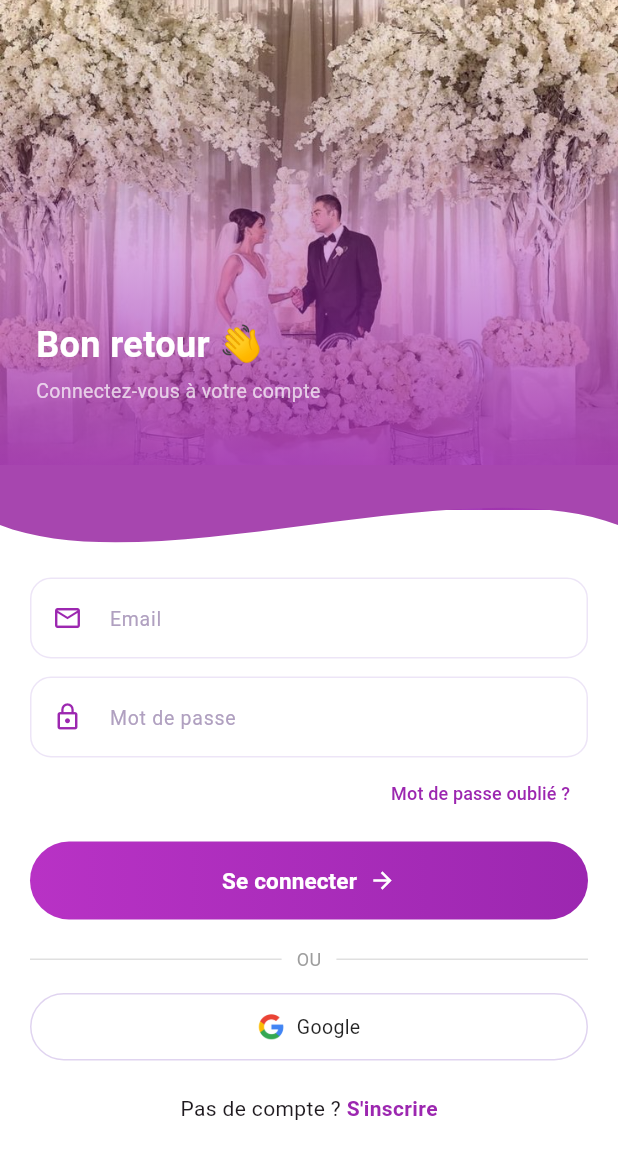
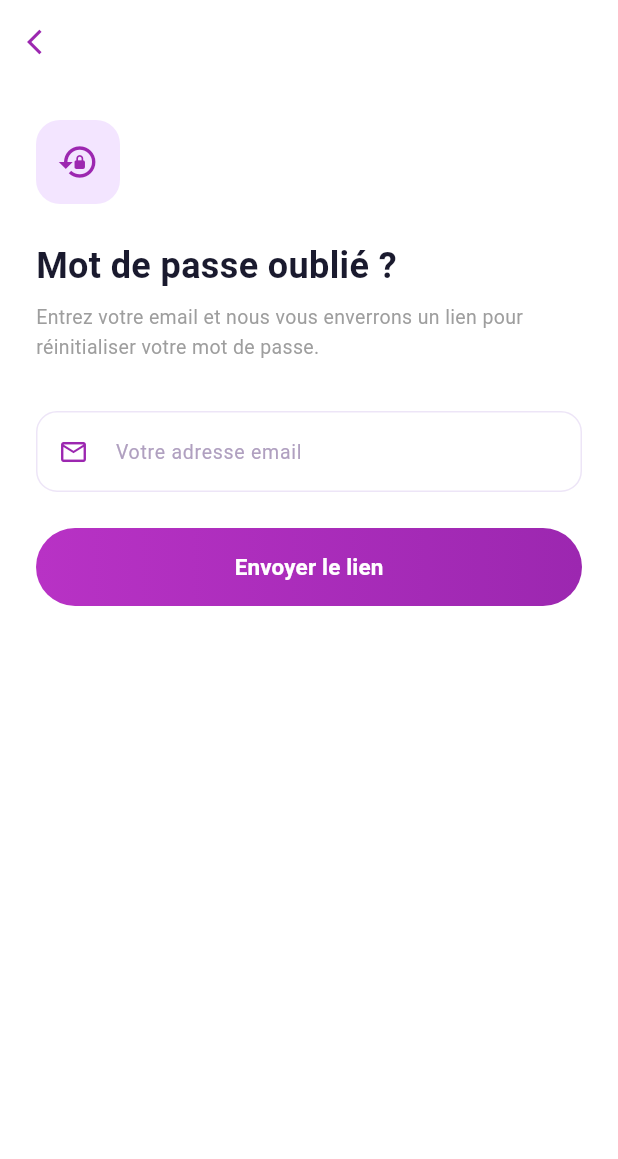
Before and after one commit to MBarekadem/event-planner, a Flutter app: the AuthScreen screen opened by its route, after a tap on "Mot de passe oublié ?", on a phone screen of 412 x 824 dp. Shown: the top 1159 px of the screen. Run offline on Flutter 3.47's test engine with Material 3 defaults, Android fonts, the phone set to English and light mode, and no system bars; our stand-ins replace flutter_map, google_fonts, image_picker, latlong2, shared_preferences; accounts and stored records are empty.

Commit message:
mot de passe oblier

```diff
--- a/mobile/lib/screens/auth_screen.dart
+++ b/mobile/lib/screens/auth_screen.dart
@@ -10,7 +10,7 @@
 import 'home_screen.dart';
 import 'package:http/http.dart' as http;
 import 'dart:convert';
-
+import 'forgot_password_screen.dart';
 class AuthScreen extends StatefulWidget {
   const AuthScreen({super.key});
   @override
@@ -321,12 +321,14 @@
                   Align(
                     alignment: Alignment.centerRight,
                     child: TextButton(
-                      onPressed: () {},
-                      child: const Text(
-                        "Mot de passe oublié ?",
-                        style: TextStyle(color: primary, fontSize: 12),
-                      ),
-                    ),
+  onPressed: () => Navigator.push(
+    context,
+    MaterialPageRoute(
+      builder: (_) => const ForgotPasswordScreen(),
+    ),
+  ),
+  child: const Text("Mot de passe oublié ?"),
+),
                   ),
                   const SizedBox(height: 8),
                   _gradientButton("Se connecter", _handleLogin),
--- /dev/null
+++ b/mobile/lib/screens/forgot_password_screen.dart
@@ -0,0 +1,208 @@
+import 'package:flutter/material.dart';
+import 'package:http/http.dart' as http;
+import 'dart:convert';
+
+class ForgotPasswordScreen extends StatefulWidget {
+  const ForgotPasswordScreen({super.key});
+  @override
+  State<ForgotPasswordScreen> createState() => _ForgotPasswordScreenState();
+}
+
+class _ForgotPasswordScreenState extends State<ForgotPasswordScreen> {
+  static const Color primary = Color(0xFF9C27B0);
+  final _emailCtrl = TextEditingController();
+  bool _isLoading = false;
+  bool _emailSent = false;
+
+  Future<void> _sendResetEmail() async {
+    if (_emailCtrl.text.trim().isEmpty) {
+      _showSnack("Veuillez entrer votre email");
+      return;
+    }
+    setState(() => _isLoading = true);
+
+    try {
+      final res = await http.post(
+        Uri.parse('http://localhost:5000/api/users/forgot-password'),
+        headers: {'Content-Type': 'application/json'},
+        body: jsonEncode({'email': _emailCtrl.text.trim()}),
+      );
+
+      final data = jsonDecode(res.body);
+
+      if (res.statusCode == 200) {
+        setState(() => _emailSent = true);
+      } else {
+        _showSnack(data['message'] ?? "Erreur");
+      }
+    } catch (e) {
+      _showSnack("Impossible de contacter le serveur");
+    }
+
+    setState(() => _isLoading = false);
+  }
+
+  void _showSnack(String msg) {
+    ScaffoldMessenger.of(context).showSnackBar(
+      SnackBar(
+        content: Text(msg),
+        backgroundColor: Colors.red.shade600,
+        behavior: SnackBarBehavior.floating,
+        shape: RoundedRectangleBorder(borderRadius: BorderRadius.circular(12)),
+      ),
+    );
+  }
+
+  @override
+  Widget build(BuildContext context) {
+    return Scaffold(
+      backgroundColor: Colors.white,
+      appBar: AppBar(
+        backgroundColor: Colors.white,
+        elevation: 0,
+        leading: IconButton(
+          icon: const Icon(Icons.arrow_back_ios, color: primary, size: 20),
+          onPressed: () => Navigator.pop(context),
+        ),
+      ),
+      body: Padding(
+        padding: const EdgeInsets.all(24),
+        child: _emailSent ? _successView() : _formView(),
+      ),
+    );
+  }
+
+  Widget _formView() {
+    return Column(
+      crossAxisAlignment: CrossAxisAlignment.start,
+      children: [
+        Container(
+          width: 56,
+          height: 56,
+          decoration: BoxDecoration(
+            color: const Color(0xFFF3E5FF),
+            borderRadius: BorderRadius.circular(16),
+          ),
+          child: const Icon(Icons.lock_reset, color: primary, size: 28),
+        ),
+        const SizedBox(height: 24),
+        const Text(
+          "Mot de passe oublié ?",
+          style: TextStyle(
+            fontSize: 24,
+            fontWeight: FontWeight.bold,
+            color: Color(0xFF1A1A2E),
+          ),
+        ),
+        const SizedBox(height: 8),
+        const Text(
+          "Entrez votre email et nous vous enverrons un lien pour réinitialiser votre mot de passe.",
+          style: TextStyle(color: Colors.grey, fontSize: 13, height: 1.5),
+        ),
+        const SizedBox(height: 32),
+        Container(
+          decoration: BoxDecoration(
+            color: Colors.white,
+            borderRadius: BorderRadius.circular(14),
+            border: Border.all(color: const Color(0xFFEDE5F7)),
+          ),
+          child: TextField(
+            controller: _emailCtrl,
+            keyboardType: TextInputType.emailAddress,
+            decoration: const InputDecoration(
+              prefixIcon: Icon(Icons.email_outlined, color: primary, size: 20),
+              hintText: "Votre adresse email",
+              hintStyle: TextStyle(color: Color(0xFFB0A0C0), fontSize: 13),
+              border: InputBorder.none,
+              contentPadding: EdgeInsets.symmetric(vertical: 14),
+            ),
+          ),
+        ),
+        const SizedBox(height: 24),
+        SizedBox(
+          width: double.infinity,
+          height: 52,
+          child: DecoratedBox(
+            decoration: BoxDecoration(
+              borderRadius: BorderRadius.circular(30),
+              gradient: const LinearGradient(
+                colors: [Color(0xFFB832C5), Color(0xFF9C27B0)],
+              ),
+            ),
+            child: ElevatedButton(
+              onPressed: _isLoading ? null : _sendResetEmail,
+              style: ElevatedButton.styleFrom(
+                backgroundColor: Colors.transparent,
+                shadowColor: Colors.transparent,
+                shape: RoundedRectangleBorder(
+                  borderRadius: BorderRadius.circular(30),
+                ),
+              ),
+              child: _isLoading
+                  ? const SizedBox(
+                      width: 22,
+                      height: 22,
+                      child: CircularProgressIndicator(
+                        color: Colors.white,
+                        strokeWidth: 2,
+                      ),
+                    )
+                  : const Text(
+                      "Envoyer le lien",
+                      style: TextStyle(
+                        color: Colors.white,
+                        fontSize: 15,
+                        fontWeight: FontWeight.w600,
+                      ),
+                    ),
+            ),
+          ),
+        ),
+      ],
+    );
+  }
+
+  Widget _successView() {
+    return Column(
+      mainAxisAlignment: MainAxisAlignment.center,
+      children: [
+        Container(
+          width: 100,
+          height: 100,
+          decoration: BoxDecoration(
+            color: const Color(0xFFF3E5FF),
+            borderRadius: BorderRadius.circular(50),
+          ),
+          child: const Icon(
+            Icons.mark_email_read_outlined,
+            color: primary,
+            size: 50,
+          ),
+        ),
+        const SizedBox(height: 28),
+        const Text(
+          "Email envoyé ! 📬",
+          style: TextStyle(
+            fontSize: 22,
+            fontWeight: FontWeight.bold,
+            color: Color(0xFF1A1A2E),
+          ),
+        ),
+        const SizedBox(height: 12),
+        Text(
+          "Vérifiez votre boîte mail à\n${_emailCtrl.text.trim()}",
+          textAlign: TextAlign.center,
+          style: const TextStyle(color: Colors.grey, fontSize: 13, height: 1.5),
+        ),
+        const SizedBox(height: 32),
+        TextButton(
+          onPressed: () => Navigator.pop(context),
+          child: const Text(
+            "Retour à la connexion",
+            style: TextStyle(color: primary, fontWeight: FontWeight.w600),
+          ),
+        ),
+      ],
+    );
+  }
+}
```
Also changed, not shown: mobile/lib/screens/reset_password_screen.dart (added, +251 -0 lines), 4 other files.
